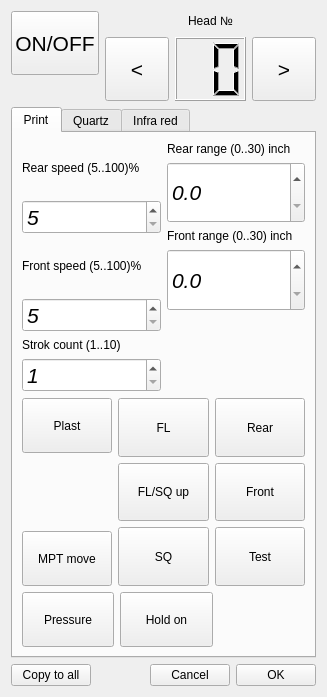
This is settingdialog.ui in mishkoLitvin/L_Aries-progect as Qt 5 draws it before an edit. The edited form follows.
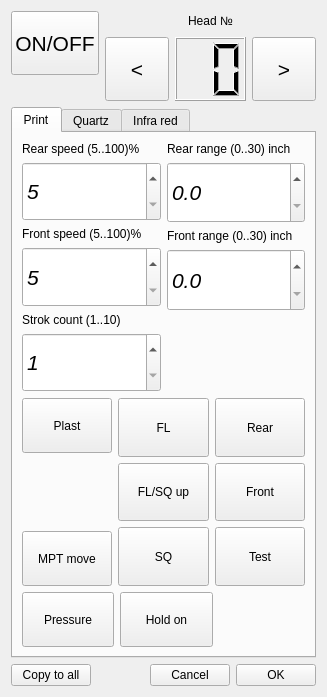
This is the edited form. The open tabs and pages were chosen to show the change. Icons and pictures are not drawn.

Commit message: To main window comPort adding, setting windows Layout Corected

Diff of the .ui file:
```diff
--- a/settingdialog.ui
+++ b/settingdialog.ui
@@ -190,7 +190,7 @@
          <item>
           <layout class="QVBoxLayout" name="verticalLayout_7">
            <item>
-            <layout class="QVBoxLayout" name="verticalLayout_2" stretch="1,0">
+            <layout class="QVBoxLayout" name="verticalLayout_2" stretch="1,10">
              <item>
               <widget class="QLabel" name="label">
                <property name="text">
@@ -226,7 +226,7 @@
             </layout>
            </item>
            <item>
-            <layout class="QVBoxLayout" name="verticalLayout_3" stretch="1,0">
+            <layout class="QVBoxLayout" name="verticalLayout_3" stretch="1,10">
              <item>
               <widget class="QLabel" name="label_2">
                <property name="text">
@@ -262,7 +262,7 @@
             </layout>
            </item>
            <item>
-            <layout class="QVBoxLayout" name="verticalLayout_4" stretch="0,0">
+            <layout class="QVBoxLayout" name="verticalLayout_4" stretch="1,10">
              <item>
               <widget class="QLabel" name="label_3">
                <property name="text">
```
Left out of the diff: 6 changed lines with no effect on the pictures. The commit also changes 3 other files.
